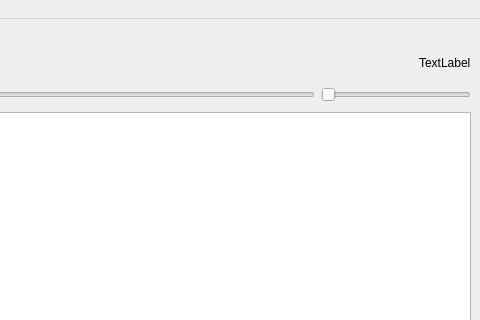
TechnoMag82/mocp_gui, file mainwindow.ui: the form before one commit; both pictures show x 320 to 800 and y 0 to 320 of the 800 by 600 pixel window.
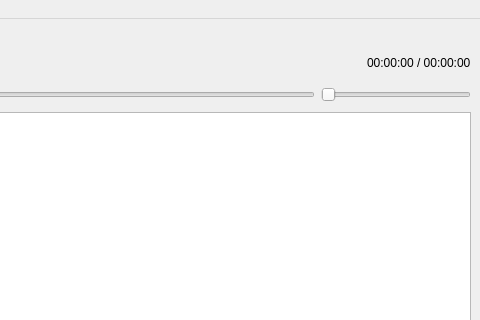
The form after the commit.

What changed in the file:
```diff
--- a/mainwindow.ui
+++ b/mainwindow.ui
@@ -91,7 +91,7 @@
            </size>
           </property>
           <property name="text">
-           <string>TextLabel</string>
+           <string>00:00:00 / 00:00:00</string>
           </property>
          </widget>
         </item>
```
Left out of the diff: 2 changed lines with no effect on the pictures.
